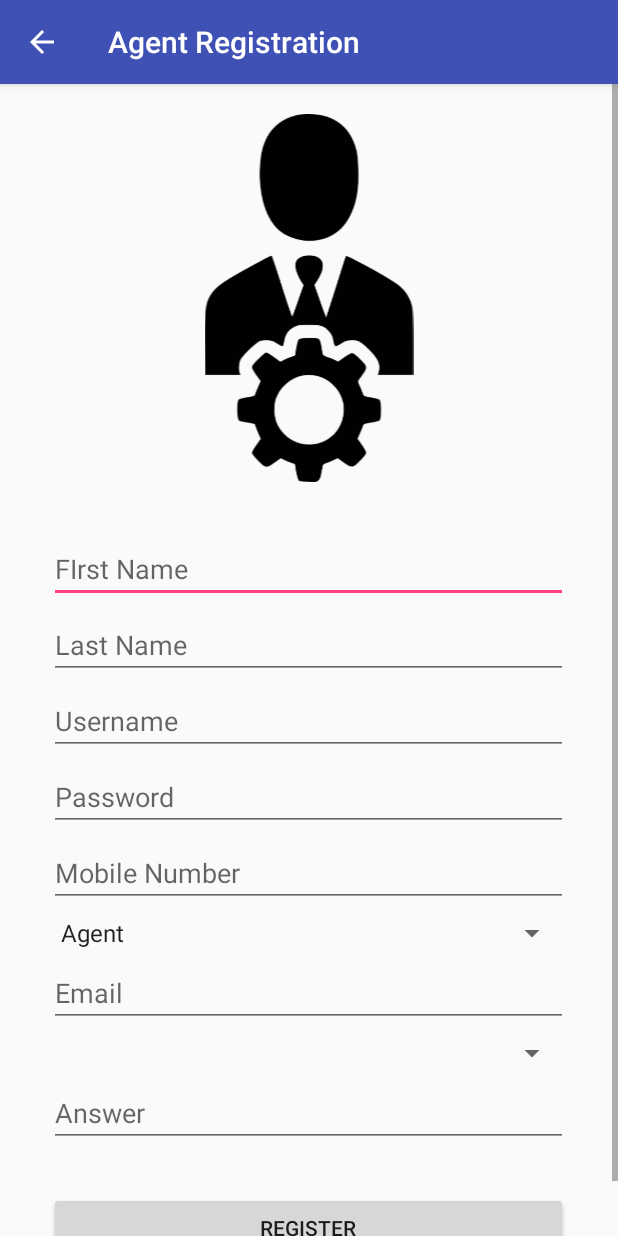
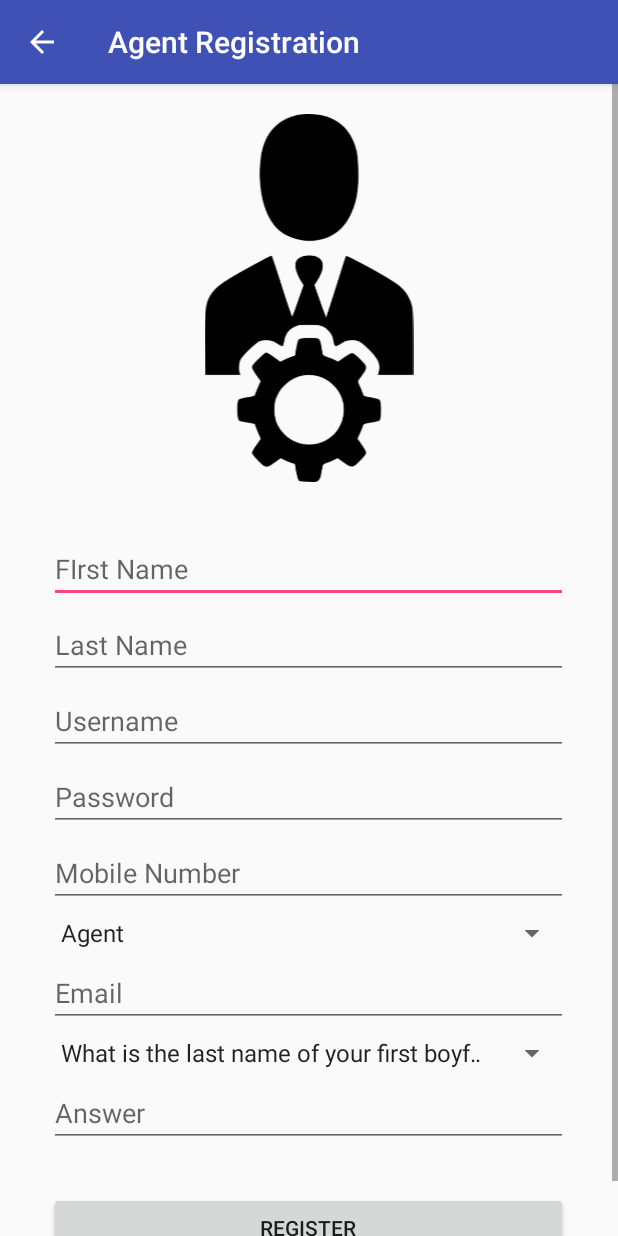
Before and after one commit to ejChathuranga/Agent_Mgt_Diary, an Android app: the AgentRegistration screen opened directly, with no data from a screen before it, on a phone screen of 412 x 824 dp. Run offline under Robolectric (Android 15) with nearby library versions, the light colour scheme and no system bars.

Commit message:
add sequery questions

```diff
--- a/app/src/main/res/values/strings.xml
+++ b/app/src/main/res/values/strings.xml
@@ -8,4 +8,16 @@
         <item>Agent</item>
         <item>Manger</item>
     </string-array>
+
+    <string-array name="AgentForgotPassQuestions">
+        <item>What is the last name of your first boyfriend or girlfriend?</item>
+        <item>What was your favorite place to visit as a child?</item>
+        <item>What is the name of your favorite pet?</item>
+        <item>In what city were you born?</item>
+        <item>What is your favorite movie?</item>
+        <item>In what town was your first job?</item>
+        <item>What is your favorite color?</item>
+        <item>What is the name of your first grade teacher?</item>
+        <item>Who is your childhood sports hero?</item>
+    </string-array>
 </resources>
```
